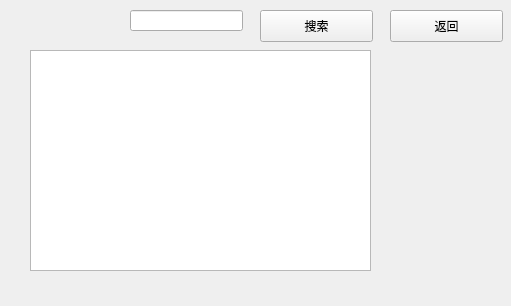
Qt form src/client/detailwidget.ui (Sean10/Bank) before a commit.
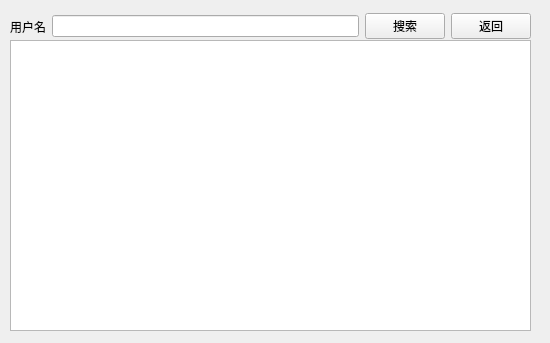
The same form after that commit.

Patch:
```diff
--- a/src/client/detailwidget.ui
+++ b/src/client/detailwidget.ui
@@ -6,8 +6,8 @@
    <rect>
     <x>0</x>
     <y>0</y>
-    <width>511</width>
-    <height>306</height>
+    <width>550</width>
+    <height>343</height>
    </rect>
   </property>
   <property name="windowTitle">
@@ -16,48 +16,48 @@
   <widget class="QTableView" name="tableView">
    <property name="geometry">
     <rect>
-     <x>30</x>
-     <y>50</y>
-     <width>341</width>
-     <height>221</height>
+     <x>10</x>
+     <y>40</y>
+     <width>521</width>
+     <height>291</height>
     </rect>
    </property>
   </widget>
-  <widget class="QPushButton" name="buttonSearch">
+  <widget class="QWidget" name="horizontalLayoutWidget">
    <property name="geometry">
     <rect>
-     <x>260</x>
+     <x>10</x>
      <y>10</y>
-     <width>113</width>
-     <height>32</height>
+     <width>521</width>
+     <height>33</height>
     </rect>
    </property>
-   <property name="text">
-    <string>搜索</string>
-   </property>
-  </widget>
-  <widget class="QPushButton" name="buttonBack">
-   <property name="geometry">
-    <rect>
-     <x>390</x>
-     <y>10</y>
-     <width>113</width>
-     <height>32</height>
-    </rect>
-   </property>
-   <property name="text">
-    <string>返回</string>
-   </property>
-  </widget>
-  <widget class="QLineEdit" name="lineSearch">
-   <property name="geometry">
-    <rect>
-     <x>130</x>
-     <y>10</y>
-     <width>113</width>
-     <height>21</height>
-    </rect>
-   </property>
+   <layout class="QHBoxLayout" name="horizontalLayout">
+    <item>
+     <widget class="QLabel" name="label">
+      <property name="text">
+       <string>用户名</string>
+      </property>
+     </widget>
+    </item>
+    <item>
+     <widget class="QLineEdit" name="lineSearch"/>
+    </item>
+    <item>
+     <widget class="QPushButton" name="buttonSearch">
+      <property name="text">
+       <string>搜索</string>
+      </property>
+     </widget>
+    </item>
+    <item>
+     <widget class="QPushButton" name="buttonBack">
+      <property name="text">
+       <string>返回</string>
+      </property>
+     </widget>
+    </item>
+   </layout>
   </widget>
  </widget>
  <resources/>
```
